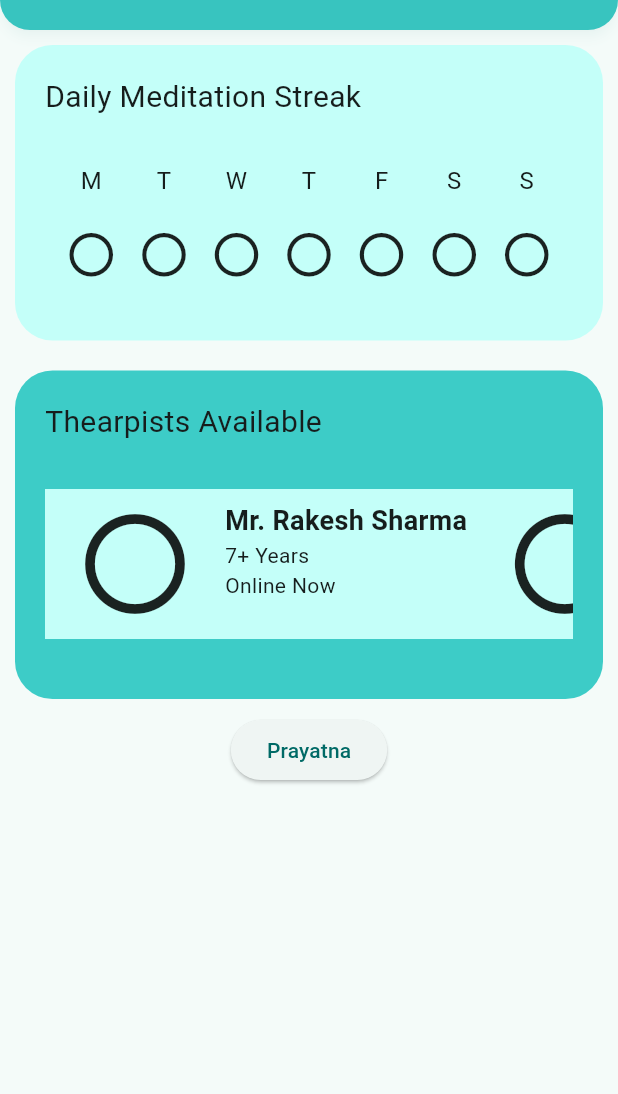
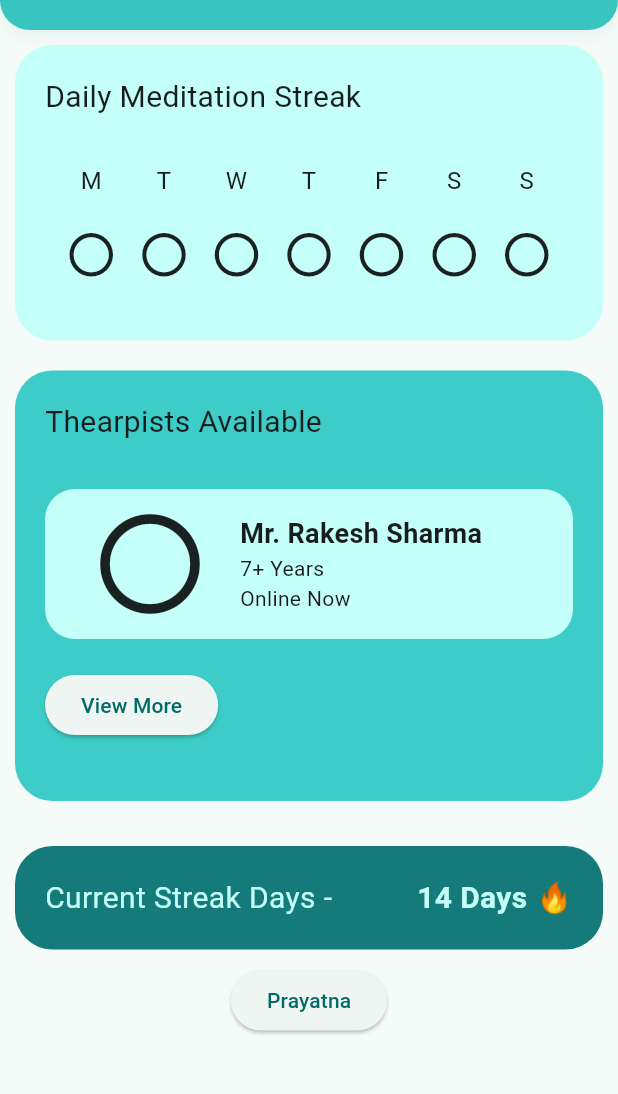
Before and after one commit to chiragbachwani/antarmitra, a Flutter app: the Home screen opened directly, on a phone screen of 412 x 824 dp, the part 90-1184 px from its top. Run offline on Flutter 3.47's test engine with Material 3 defaults, Android fonts, the phone set to English and light mode, and no system bars; our stand-ins replace cloud_firestore, file_picker, firebase_auth, firebase_core, firebase_storage, flutter_onboarding_slider and 5 more; accounts and stored records are empty; network calls fail.

Commit message:
homescreen ui

```diff
--- a/lib/screens/homescreen.dart
+++ b/lib/screens/homescreen.dart
@@ -1,5 +1,6 @@
 import 'package:antarmitra/controller/homecontroller.dart';
 import 'package:antarmitra/routes/route_name.dart';
+import 'package:antarmitra/screens/community.dart';
 import 'package:antarmitra/screens/prayatnascreen.dart';
 import 'package:antarmitra/utils/app_color.dart';
 import 'package:antarmitra/utils/app_constants.dart';
@@ -38,11 +39,12 @@
     // var controller = Get.find<homeController>();
     return Scaffold(
         appBar: buildAppBar(text: 'Ishika\'s Space'),
-        body: Column(
+        body: SingleChildScrollView(
+          child: Column(
             children: [
-            SingleChildScrollView(
-                child: Container(
+              Container(
                 padding: const EdgeInsets.all(10),
+                child: SingleChildScrollView(
                   child: Column(
                     children: [
                       // const SizedBox(height: 20),
@@ -63,7 +65,8 @@
                               ),
                               const SizedBox(height: 30),
                               Row(
-                            mainAxisAlignment: MainAxisAlignment.spaceEvenly,
+                                mainAxisAlignment:
+                                    MainAxisAlignment.spaceEvenly,
                                 children: [
                                   buildDay("M"),
                                   buildDay("T"),
@@ -88,6 +91,7 @@
                           // color: AppColor.fifth,
                           padding: const EdgeInsets.all(20),
                           child: Column(
+                            crossAxisAlignment: CrossAxisAlignment.start,
                             children: [
                               const Align(
                                 alignment: Alignment.centerLeft,
@@ -96,8 +100,11 @@
                               ),
                               const SizedBox(height: 30),
                               Container(
+                                height: 100,
+                                decoration: BoxDecoration(
+                                  borderRadius: BorderRadius.circular(20),
                                   color: AppColor.fifth,
-                            height: 100,
+                                ),
                                 // width: 200,
                                 child: ListView.builder(
                                   scrollDirection: Axis.horizontal,
@@ -105,13 +112,13 @@
                                   itemCount: therapists.length,
                                   itemBuilder: (context, index) {
                                     final therapist = therapists[index];
-                                return Padding(
+                                    return Container(
                                       padding: const EdgeInsets.symmetric(
-                                      vertical: 8.0, horizontal: 5.0),
+                                          horizontal: 30),
                                       child: Row(
                                         children: [
-                                      const SizedBox(width: 5),
-                                      const SizedBox(width: 10),
+                                          // const SizedBox(width: 5),
+                                          // const SizedBox(width: 10),
                                           const Icon(Icons.circle_outlined,
                                               size: 80),
                                           const SizedBox(
@@ -119,11 +126,14 @@
                                           Column(
                                             crossAxisAlignment:
                                                 CrossAxisAlignment.start,
+                                            mainAxisAlignment:
+                                                MainAxisAlignment.center,
                                             children: [
                                               Text(therapist.name,
                                                   style: const TextStyle(
                                                       fontSize: 18,
-                                                  fontWeight: FontWeight.bold)),
+                                                      fontWeight:
+                                                          FontWeight.bold)),
                                               Text(therapist.experience),
                                               Text(therapist.isOnline
                                                   ? "Online Now"
@@ -136,33 +146,54 @@
                                   },
                                 ),
                               ),
-                          // const Row(
-                          //   // mainAxisAlignment: MainAxisAlignment.spaceBetween,
-                          //   // mainAxisAlignment: MainAxisAlignment.end,
-                          //   children: [
-                          //     SizedBox(width: 10),
-                          //     Icon(Icons.circle_outlined, size: 80),
-                          //     SizedBox(width: 70),
-                          //     Column(
-                          //       mainAxisAlignment: MainAxisAlignment.start,
-                          //       crossAxisAlignment: CrossAxisAlignment.start,
-                          //       children: [
-                          //         Text("Mr. Rakesh Sharma"),
-                          //         Text("7+ Years"),
-                          //         Text("Online Now")
-                          //       ],
-                          //     ),
-                          //     SizedBox(width: 10),
-                          //   ],
-                          // ),
+                              const SizedBox(
+                                height: 20,
+                              ),
+                              ElevatedButton(
+                                  onPressed: () {
+                                    Get.to(() => const Community());
+                                  },
+                                  child: const Text('View More')),
                               const SizedBox(
                                 height: 20,
                               ),
                             ],
                           )),
+                      const SizedBox(
+                        height: 30,
+                      ),
+
+                      Container(
+                          decoration: BoxDecoration(
+                            borderRadius: BorderRadius.circular(25),
+                            color: AppColor.sixth,
+                          ),
+                          // color: AppColor.fifth,
+                          padding: const EdgeInsets.all(20),
+                          child: const Row(
+                            mainAxisAlignment: MainAxisAlignment.spaceBetween,
+                            children: [
+                              Align(
+                                alignment: Alignment.centerLeft,
+                                child: Text('Current Streak Days - ',
+                                    style: TextStyle(
+                                        fontSize: 20, color: AppColor.fifth)),
+                              ),
+                              Text('14 Days ' '🔥',
+                                  style: TextStyle(
+                                      fontSize: 20,
+                                      color: AppColor.fifth,
+                                      fontWeight: FontWeight.bold)),
+                              // SizedBox(height: 30),
+                              // SizedBox(
+                              //   height: 20,
+                              // ),
+                            ],
+                          )),
                     ],
                   ),
-            )),
+                ),
+              ),
               ElevatedButton(
                 child: const Text("Prayatna"),
                 onPressed: () {
@@ -170,6 +201,7 @@
                 },
               ),
             ],
+          ),
         ));
   }
 
--- a/lib/screens/onboarding.dart
+++ b/lib/screens/onboarding.dart
@@ -2,6 +2,7 @@
 import 'package:antarmitra/screens/profile.dart';
 import 'package:antarmitra/screens/sign_in.dart';
 import 'package:antarmitra/screens/sign_up.dart';
+import 'package:antarmitra/screens/tempsignin.dart';
 import 'package:antarmitra/utils/app_color.dart';
 import 'package:antarmitra/utils/app_constants.dart';
 import 'package:flutter/cupertino.dart';
@@ -72,7 +73,7 @@
           SharedPreferences prefs = await SharedPreferences.getInstance();
           prefs.setBool('onboardingCompleted', true);
           // Navigator.of(context).pushNamed(RouteName.signUp);
-          Get.to(() => const SignInScreen());
+          Get.to(() => const TempPage());
         },
 
         totalPage: 3,
```
Also changed, not shown: lib/screens/profile.dart (+15 -14 lines), lib/screens/sign_in.dart (+30 -9 lines), lib/screens/tempsignin.dart (added, +190 -0 lines). Lines whose indentation alone changed are shown as unchanged.
